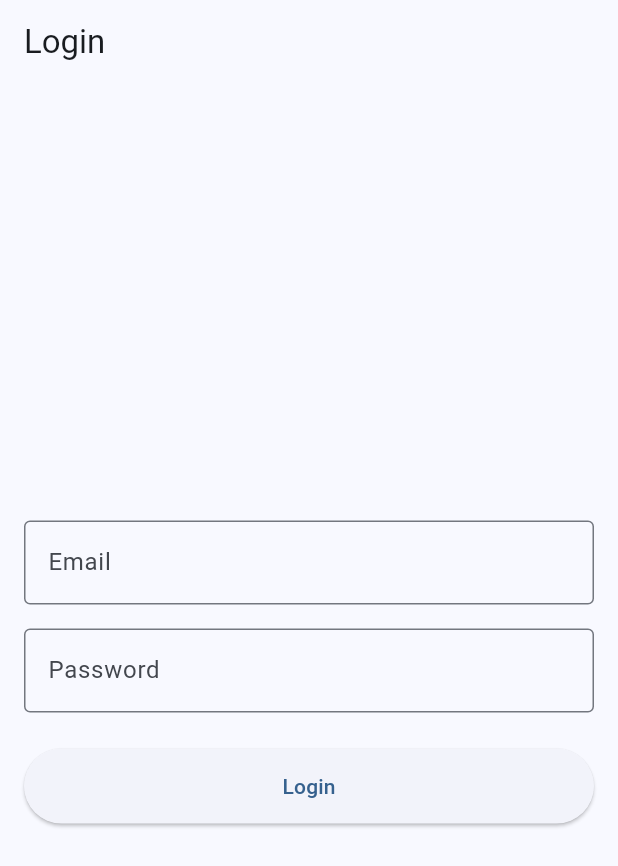
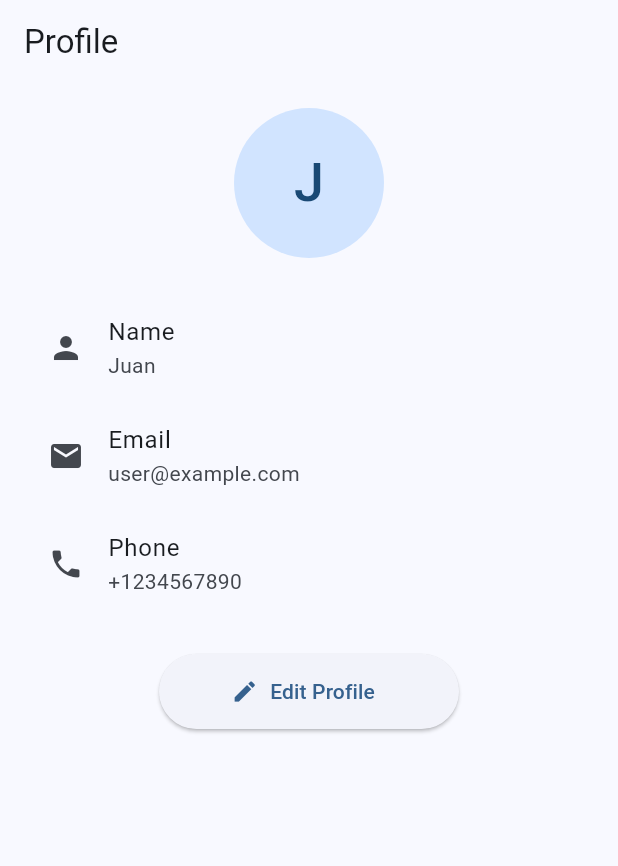
Before and after one commit to juanxhoO/stocktrack-app, a Flutter app: the screen it shows after launch, on a phone screen of 412 x 824 dp. Shown: the top 866 px of the screen. Run offline on Flutter 3.47's test engine with Material 3 defaults, Android fonts, the phone set to English and light mode, and no system bars; our stand-ins replace dio, flutter_riverpod, go_router, shared_preferences.

Commit message:
feat: adding  profile feature

```diff
--- a/lib/core/router/app_router.dart
+++ b/lib/core/router/app_router.dart
@@ -1,12 +1,17 @@
 import 'package:go_router/go_router.dart';
 import '../../features/auth/presentation/pages/login_page.dart';
+import '../../features/profile/presentation/pages/profile_page.dart';
 
 final appRouter = GoRouter(
-  initialLocation: '/login',
+  initialLocation: '/profile',
   routes: [
     GoRoute(
       path: '/login',
       builder: (context, state) => const LoginPage(),
     ),
+    GoRoute(
+      path: '/profile',
+      builder: (context, state) => const ProfilePage(),
+    ),
   ],
 );
--- a/lib/features/auth/presentation/controllers/login_controller.dart
+++ b/lib/features/auth/presentation/controllers/login_controller.dart
@@ -3,19 +3,23 @@ import '../../../../shared/providers/dependencies.dart';
 
 class LoginState {
   final bool isLoading;
+  final bool isSuccess;
   final String? error;
 
   const LoginState({
     this.isLoading = false,
+    this.isSuccess = false,
     this.error,
   });
 
   LoginState copyWith({
     bool? isLoading,
+    bool? isSuccess,
     String? error,
   }) {
     return LoginState(
       isLoading: isLoading ?? this.isLoading,
+      isSuccess: isSuccess ?? this.isSuccess,
       error: error ?? this.error,
     );
   }
@@ -42,7 +46,7 @@ class LoginController extends Notifier<LoginState> {
       // final tokenStorage = ref.read(tokenStorageProvider);
       // await tokenStorage.saveToken("mock_token_${user.id}");
 
-      state = state.copyWith(isLoading: false);
+      state = state.copyWith(isLoading: false, isSuccess: true);
     } catch (e) {
       state = state.copyWith(isLoading: false, error: e.toString());
     }
--- a/lib/features/auth/presentation/pages/login_page.dart
+++ b/lib/features/auth/presentation/pages/login_page.dart
@@ -1,5 +1,6 @@
 import 'package:flutter/material.dart';
 import 'package:flutter_riverpod/flutter_riverpod.dart';
+import 'package:go_router/go_router.dart';
 import '../controllers/login_controller.dart';
 
 class LoginPage extends ConsumerStatefulWidget {
@@ -30,6 +31,13 @@ class _LoginPageState extends ConsumerState<LoginPage> {
   @override
   Widget build(BuildContext context) {
     final loginState = ref.watch(loginControllerProvider);
+
+    // Navigate to profile when login succeeds
+    ref.listen<LoginState>(loginControllerProvider, (previous, next) {
+      if (next.isSuccess) {
+        context.go('/profile');
+      }
+    });
 
     return Scaffold(
       appBar: AppBar(
--- /dev/null
+++ b/lib/features/profile/data/datasources/profile_remote_datasource.dart
@@ -0,0 +1,47 @@
+import 'package:dio/dio.dart';
+import '../models/profile_model.dart';
+
+class ProfileRemoteDatasource {
+  final Dio dio;
+
+  ProfileRemoteDatasource(this.dio);
+
+  Future<ProfileModel> getProfile() async {
+    // In a real app:
+    // final response = await dio.get('/profile');
+    // return ProfileModel.fromJson(response.data);
+
+    // Mocked for demonstration
+    await Future.delayed(const Duration(seconds: 1));
+    return const ProfileModel(
+      id: '123',
+      email: 'user@example.com',
+      name: 'Juan',
+      phone: '+1234567890',
+    );
+  }
+
+  Future<ProfileModel> updateProfile({
+    String? name,
+    String? phone,
+    String? avatarUrl,
+  }) async {
+    // In a real app:
+    // final response = await dio.put('/profile', data: {
+    //   if (name != null) 'name': name,
+    //   if (phone != null) 'phone': phone,
+    //   if (avatarUrl != null) 'avatarUrl': avatarUrl,
+    // });
+    // return ProfileModel.fromJson(response.data);
+
+    // Mocked for demonstration
+    await Future.delayed(const Duration(seconds: 1));
+    return ProfileModel(
+      id: '123',
+      email: 'user@example.com',
+      name: name ?? 'Juan',
+      phone: phone ?? '+1234567890',
+      avatarUrl: avatarUrl,
+    );
+  }
+}
--- /dev/null
+++ b/lib/features/profile/data/models/profile_model.dart
@@ -0,0 +1,31 @@
+import '../../domain/entities/profile.dart';
+
+class ProfileModel extends Profile {
+  const ProfileModel({
+    required super.id,
+    required super.email,
+    required super.name,
+    super.avatarUrl,
+    super.phone,
+  });
+
+  factory ProfileModel.fromJson(Map<String, dynamic> json) {
+    return ProfileModel(
+      id: json['id'] as String,
+      email: json['email'] as String,
+      name: json['name'] as String,
+      avatarUrl: json['avatarUrl'] as String?,
+      phone: json['phone'] as String?,
+    );
+  }
+
+  Map<String, dynamic> toJson() {
+    return {
+      'id': id,
+      'email': email,
+      'name': name,
+      'avatarUrl': avatarUrl,
+      'phone': phone,
+    };
+  }
+}
--- /dev/null
+++ b/lib/features/profile/data/repositories/profile_repository_impl.dart
@@ -0,0 +1,27 @@
+import '../../domain/entities/profile.dart';
+import '../../domain/repositories/profile_repository.dart';
+import '../datasources/profile_remote_datasource.dart';
+
+class ProfileRepositoryImpl implements ProfileRepository {
+  final ProfileRemoteDatasource remote;
+
+  ProfileRepositoryImpl(this.remote);
+
+  @override
+  Future<Profile> getProfile() {
+    return remote.getProfile();
+  }
+
+  @override
+  Future<Profile> updateProfile({
+    String? name,
+    String? phone,
+    String? avatarUrl,
+  }) {
+    return remote.updateProfile(
+      name: name,
+      phone: phone,
+      avatarUrl: avatarUrl,
+    );
+  }
+}
--- /dev/null
+++ b/lib/features/profile/domain/entities/profile.dart
@@ -0,0 +1,15 @@
+class Profile {
+  final String id;
+  final String email;
+  final String name;
+  final String? avatarUrl;
+  final String? phone;
+
+  const Profile({
+    required this.id,
+    required this.email,
+    required this.name,
+    this.avatarUrl,
+    this.phone,
+  });
+}
--- /dev/null
+++ b/lib/features/profile/domain/repositories/profile_repository.dart
@@ -0,0 +1,10 @@
+import '../entities/profile.dart';
+
+abstract class ProfileRepository {
+  Future<Profile> getProfile();
+  Future<Profile> updateProfile({
+    String? name,
+    String? phone,
+    String? avatarUrl,
+  });
+}
--- /dev/null
+++ b/lib/features/profile/domain/usecases/update_profile_usecase.dart
@@ -0,0 +1,20 @@
+import '../entities/profile.dart';
+import '../repositories/profile_repository.dart';
+
+class UpdateProfileUseCase {
+  final ProfileRepository repository;
+
+  UpdateProfileUseCase(this.repository);
+
+  Future<Profile> call({
+    String? name,
+    String? phone,
+    String? avatarUrl,
+  }) {
+    return repository.updateProfile(
+      name: name,
+      phone: phone,
+      avatarUrl: avatarUrl,
+    );
+  }
+}
--- /dev/null
+++ b/lib/features/profile/presentation/controllers/profile_controller.dart
@@ -0,0 +1,71 @@
+import 'package:flutter_riverpod/flutter_riverpod.dart';
+import '../../domain/entities/profile.dart';
+import '../../../../shared/providers/dependencies.dart';
+
+class ProfileState {
+  final bool isLoading;
+  final Profile? profile;
+  final String? error;
+
+  const ProfileState({
+    this.isLoading = false,
+    this.profile,
+    this.error,
+  });
+
+  ProfileState copyWith({
+    bool? isLoading,
+    Profile? profile,
+    String? error,
+  }) {
+    return ProfileState(
+      isLoading: isLoading ?? this.isLoading,
+      profile: profile ?? this.profile,
+      error: error,
+    );
+  }
+}
+
+final profileControllerProvider =
+    NotifierProvider<ProfileController, ProfileState>(
+  ProfileController.new,
+);
+
+class ProfileController extends Notifier<ProfileState> {
+  @override
+  ProfileState build() {
+    return const ProfileState();
+  }
+
+  Future<void> loadProfile() async {
+    state = state.copyWith(isLoading: true, error: null);
+
+    try {
+      final getProfileUseCase = ref.read(getProfileUseCaseProvider);
+      final profile = await getProfileUseCase.call();
+      state = state.copyWith(isLoading: false, profile: profile);
+    } catch (e) {
+      state = state.copyWith(isLoading: false, error: e.toString());
+    }
+  }
+
+  Future<void> updateProfile({
+    String? name,
+    String? phone,
+    String? avatarUrl,
+  }) async {
+    state = state.copyWith(isLoading: true, error: null);
+
+    try {
+      final updateProfileUseCase = ref.read(updateProfileUseCaseProvider);
+      final updatedProfile = await updateProfileUseCase.call(
+        name: name,
+        phone: phone,
+        avatarUrl: avatarUrl,
+      );
+      state = state.copyWith(isLoading: false, profile: updatedProfile);
+    } catch (e) {
+      state = state.copyWith(isLoading: false, error: e.toString());
+    }
+  }
+}
--- /dev/null
+++ b/lib/features/profile/presentation/pages/profile_page.dart
@@ -0,0 +1,119 @@
+import 'package:flutter/material.dart';
+import 'package:flutter_riverpod/flutter_riverpod.dart';
+import '../controllers/profile_controller.dart';
+
+class ProfilePage extends ConsumerStatefulWidget {
+  const ProfilePage({super.key});
+
+  @override
+  ConsumerState<ProfilePage> createState() => _ProfilePageState();
+}
+
+class _ProfilePageState extends ConsumerState<ProfilePage> {
+  @override
+  void initState() {
+    super.initState();
+    // Load profile when the page is first shown
+    Future.microtask(() {
+      ref.read(profileControllerProvider.notifier).loadProfile();
+    });
+  }
+
+  @override
+  Widget build(BuildContext context) {
+    final profileState = ref.watch(profileControllerProvider);
+
+    return Scaffold(
+      appBar: AppBar(
+        title: const Text('Profile'),
+      ),
+      body: _buildBody(profileState),
+    );
+  }
+
+  Widget _buildBody(ProfileState profileState) {
+    if (profileState.isLoading) {
+      return const Center(child: CircularProgressIndicator());
+    }
+
+    if (profileState.error != null) {
+      return Center(
+        child: Column(
+          mainAxisAlignment: MainAxisAlignment.center,
+          children: [
+            Text(
+              profileState.error!,
+              style: const TextStyle(color: Colors.red),
+            ),
+            const SizedBox(height: 16),
+            ElevatedButton(
+              onPressed: () {
+                ref.read(profileControllerProvider.notifier).loadProfile();
+              },
+              child: const Text('Retry'),
+            ),
+          ],
+        ),
+      );
+    }
+
+    final profile = profileState.profile;
+    if (profile == null) {
+      return const Center(child: Text('No profile data'));
+    }
+
+    return SingleChildScrollView(
+      padding: const EdgeInsets.all(16.0),
+      child: Column(
+        children: [
+          CircleAvatar(
+            radius: 50,
+            backgroundImage: profile.avatarUrl != null
+                ? NetworkImage(profile.avatarUrl!)
+                : null,
+            child: profile.avatarUrl == null
+                ? Text(
+                    profile.name.isNotEmpty ? profile.name[0].toUpperCase() : '?',
+                    style: const TextStyle(fontSize: 36),
+                  )
+                : null,
+          ),
+          const SizedBox(height: 24),
+          _buildInfoTile(Icons.person, 'Name', profile.name),
+          _buildInfoTile(Icons.email, 'Email', profile.email),
+          _buildInfoTile(Icons.phone, 'Phone', profile.phone ?? 'Not set'),
+          const SizedBox(height: 24),
+          SizedBox(
+            width: 200,
+            height: 50,
+            child: ElevatedButton.icon(
+              onPressed: () {
+                // Navigate to edit profile page or show a dialog
+              },
+              style: ButtonStyle(
+                mouseCursor:
+                    WidgetStateProperty.all(SystemMouseCursors.click), // 👈
+                overlayColor: WidgetStateProperty.resolveWith((states) {
+                  if (states.contains(WidgetState.hovered)) {
+                    return Colors.blue.withOpacity(0.8);
+                  }
+                  return null;
+                }),
+              ),
+              icon: const Icon(Icons.edit),
+              label: const Text('Edit Profile'),
+            ),
+          ),
+        ],
+      ),
+    );
+  }
+
+  Widget _buildInfoTile(IconData icon, String label, String value) {
+    return ListTile(
+      leading: Icon(icon),
+      title: Text(label),
+      subtitle: Text(value),
+    );
+  }
+}
```
Also changed, not shown: lib/features/profile/domain/usecases/get_profile_usecase.dart (added, +12 -0 lines), lib/shared/providers/dependencies.dart (+28 -0 lines).
